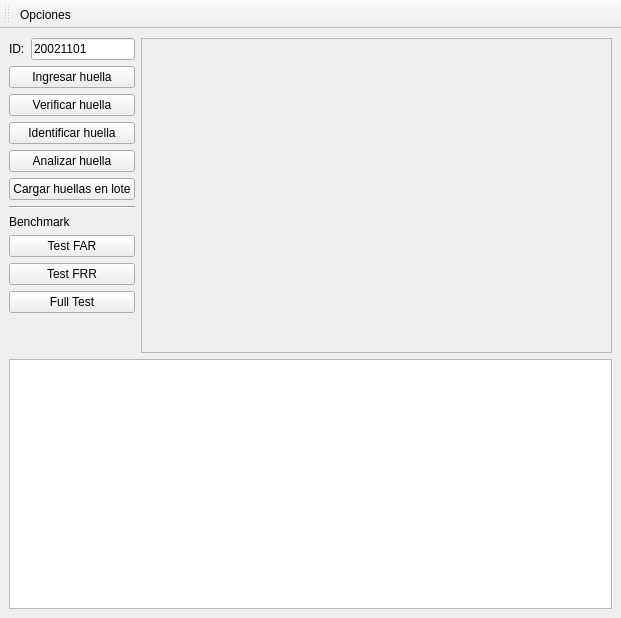
Qt form Proyecto-Final/mainwindow.ui (nlandau91/Proyecto-Final) before a commit.
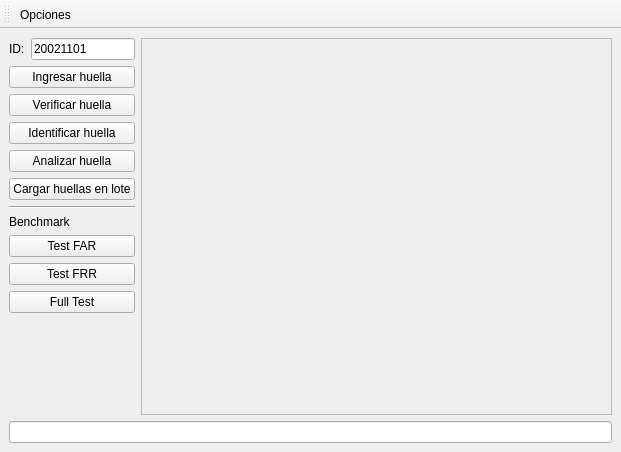
The same form after that commit.

```diff
--- a/Proyecto-Final/mainwindow.ui
+++ b/Proyecto-Final/mainwindow.ui
@@ -7,7 +7,7 @@
     <x>0</x>
     <y>0</y>
     <width>621</width>
-    <height>618</height>
+    <height>452</height>
    </rect>
   </property>
   <property name="sizePolicy">
@@ -21,7 +21,7 @@
   </property>
   <widget class="QWidget" name="centralwidget">
    <layout class="QGridLayout" name="gridLayout">
-    <item row="1" column="0">
+    <item row="0" column="0">
      <layout class="QVBoxLayout" name="verticalLayout_2">
       <item>
        <layout class="QHBoxLayout" name="horizontalLayout">
@@ -207,14 +207,7 @@
        </layout>
       </item>
       <item>
-       <widget class="QTextBrowser" name="textBrowser_output">
-        <property name="sizePolicy">
-         <sizepolicy hsizetype="Expanding" vsizetype="Expanding">
-          <horstretch>0</horstretch>
-          <verstretch>0</verstretch>
-         </sizepolicy>
-        </property>
-       </widget>
+       <widget class="QLineEdit" name="lineEdit_output"/>
       </item>
      </layout>
     </item>
```
Left out of the diff: 2 changed lines with no effect on the pictures.
